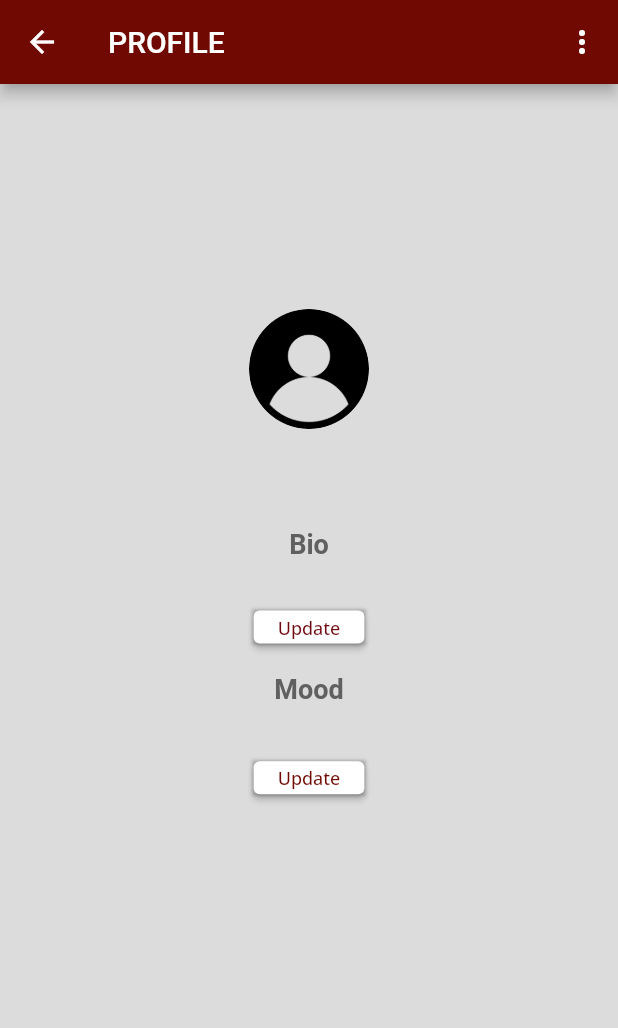
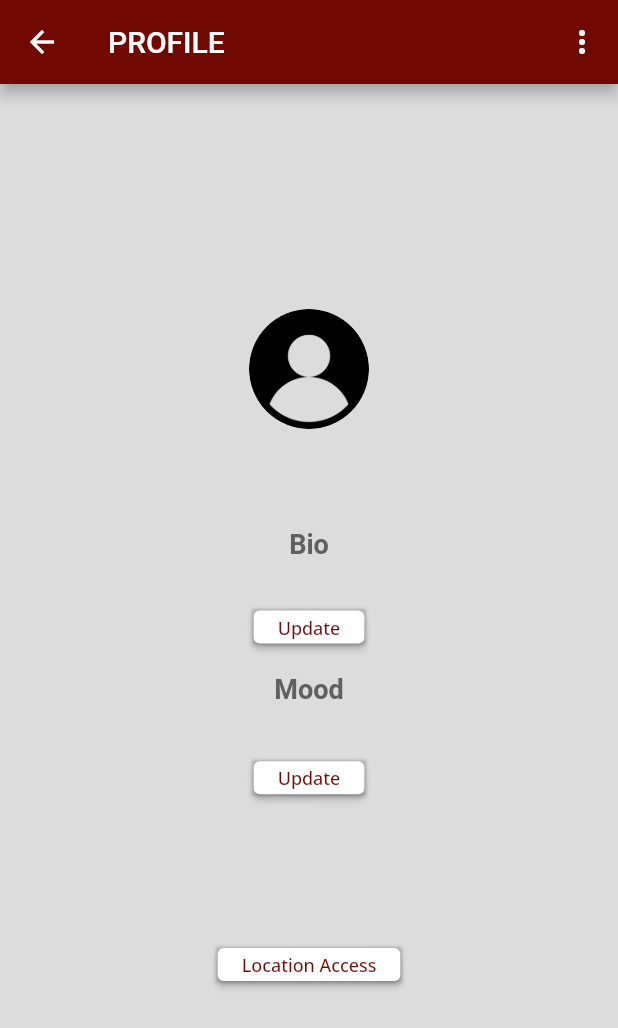
Before and after one commit to arunshankar19/gec-connect-final, a Flutter app: the ProfileView screen opened by its route, on a phone screen of 412 x 824 dp. Shown: the top 1028 px of the screen. Run offline on Flutter 3.47's test engine with Material 2 defaults, Android fonts, the light colour scheme and no system bars; our stand-ins replace cloud_firestore, firebase_auth, firebase_core, flutter_map, flutter_spinkit, google_fonts and 2 more; accounts and stored records are empty.

Commit message:
Final GEC Connect

```diff
--- a/lib/views/main_loged_in_view.dart
+++ b/lib/views/main_loged_in_view.dart
@@ -69,7 +69,6 @@ class _SigninViewState extends State<SigninView> {
                     value: MenuAction.profile, child: Text('Profile')),
                 const PopupMenuItem<MenuAction>(
                     value: MenuAction.logout, child: Text('Sign Out')),
-
               ];
             },
           )
@@ -203,7 +202,9 @@ Future<List<Marker>> markerData() async {
           ],
         ),
         onPressed: () {
-          Navigator.of(context).push(MaterialPageRoute(builder: (context)=> FriendProfile(name:i['name'],bio:i['bio'],mood:i['mood'])));
+          Navigator.of(context).push(MaterialPageRoute(
+              builder: (context) => FriendProfile(
+                  name: i['name'], bio: i['bio'], mood: i['mood'])));
           devtools.log(i.toString());
         },
       ),
--- a/lib/views/profile_page_view.dart
+++ b/lib/views/profile_page_view.dart
@@ -233,57 +233,63 @@ class _ProfileViewState extends State<ProfileView> {
                       ),
                     ),
                   ),
-                  // Padding(
-                  //   padding: EdgeInsets.symmetric(horizontal: 50),
-                  //   child: Container(
-                  //     height: 40,
-                  //     child: TextField(
-                  //       controller: _mood,
-                  //       decoration: InputDecoration(
-                  //           border: OutlineInputBorder(),
-                  //           hintText: 'Enter your mood',
-                  //           contentPadding:
-                  //               EdgeInsets.symmetric(vertical: 8, horizontal: 8)),
-                  //     ),
-                  //   ),
-                  // ),
-                  // SizedBox(height: 2.5),
-                  // ElevatedButton(
-                  //   style: ElevatedButton.styleFrom(primary: Colors.white),
-                  //   onPressed: () async {
-                  //     final mood = _mood.text;
 
-                  //     var db = FirebaseFirestore.instance;
-                  //     final userData = <String, dynamic>{'mood': mood};
-                  //     showDialog(
-                  //       context: context,
-                  //       builder: (context) {
-                  //         return AlertDialog(
-                  //           // Retrieve the text the that user has entered by using the
-                  //           // TextEditingController.
-                  //           content: Text(_mood.text),
-                  //         );
-                  //       },
-                  //     );
-                  //   },
-                  //   child: const Text(
-                  //     'Save',
-                  //     style: TextStyle(color: Colors.black),
-                  //   ),
-                  // ),
-                  // Row(
-                  //   children: [
-                  //     // Padding(
-                  //     //   padding: const EdgeInsets.symmetric(horizontal: 100.0),
-                  //     //   child: Text(
-                  //     //     'Select your current mood',
-                  //     //     style: TextStyle(fontSize: 16.0),
-                  //     //   ),
-                  //     // ),
-                  //   ],
-                  // ),
                   SizedBox(
                     height: 2.5,
+                  ),
+                  Container(
+                    child: Center(
+                      child: Padding(
+                        padding: const EdgeInsets.only(
+                          top: 100,
+                        ),
+                        child: Container(
+                          decoration: BoxDecoration(
+                            boxShadow: [
+                              BoxShadow(
+                                color: Color.fromARGB(255, 0, 0, 0)
+                                    .withOpacity(0.2),
+                                spreadRadius: 1,
+                                blurRadius: 1,
+                              )
+                            ],
+                          ),
+                          height: 22,
+                          child: ElevatedButton(
+                            style: ElevatedButton.styleFrom(
+                                primary: Color.fromARGB(255, 255, 255, 255)),
+                            onPressed: () async {
+                              var db = FirebaseFirestore.instance;
+
+                              final cu =
+                                  FirebaseAuth.instance.currentUser?.email;
+                              final logoutVal =
+                                  await showDialogeLocAcc(context);
+
+                              if (logoutVal) {
+                                final data = {'key': 1};
+                                db
+                                    .collection('users')
+                                    .doc(cu)
+                                    .set(data, SetOptions(merge: true));
+                              } else {
+                                final data = {'key': 2};
+                                db
+                                    .collection('users')
+                                    .doc(cu)
+                                    .set(data, SetOptions(merge: true));
+                              }
+                            },
+                            child: Text(
+                              'Location Access',
+                              style: GoogleFonts.openSans(
+                                  color: Color.fromARGB(255, 112, 9, 1),
+                                  fontSize: 12),
+                            ),
+                          ),
+                        ),
+                      ),
+                    ),
                   ),
                   // Container(
                   //   height: 35,
@@ -357,3 +363,30 @@ Future<Map<String, dynamic>> getCurUserBio() async {
   // print(data['bio']);
   return data;
 }
+
+Future<bool> showDialogeLocAcc(BuildContext context) {
+  return showDialog<bool>(
+    context: context,
+    builder: (context) => AlertDialog(
+      title: Text(
+        'Location Access',
+        style: GoogleFonts.openSans(fontWeight: FontWeight.bold),
+      ),
+      content: const Text('Choose location access preference'),
+      actions: [
+        RaisedButton(
+            onPressed: () {
+              Navigator.of(context).pop(false);
+            },
+            highlightColor: Color.fromARGB(255, 137, 10, 1),
+            child: const Text('Disable')),
+        RaisedButton(
+            onPressed: () {
+              Navigator.of(context).pop(true);
+            },
+            highlightColor: Color.fromARGB(255, 137, 10, 1),
+            child: const Text('Enable'))
+      ],
+    ),
+  ).then((value) => value ?? false);
+}
```
